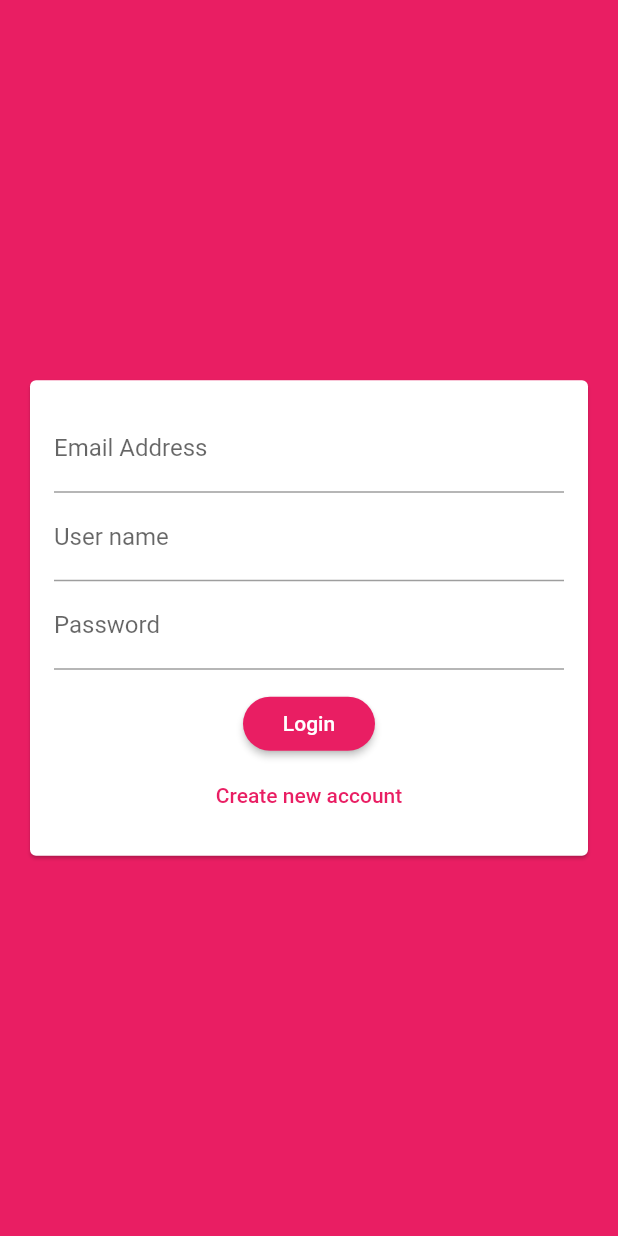
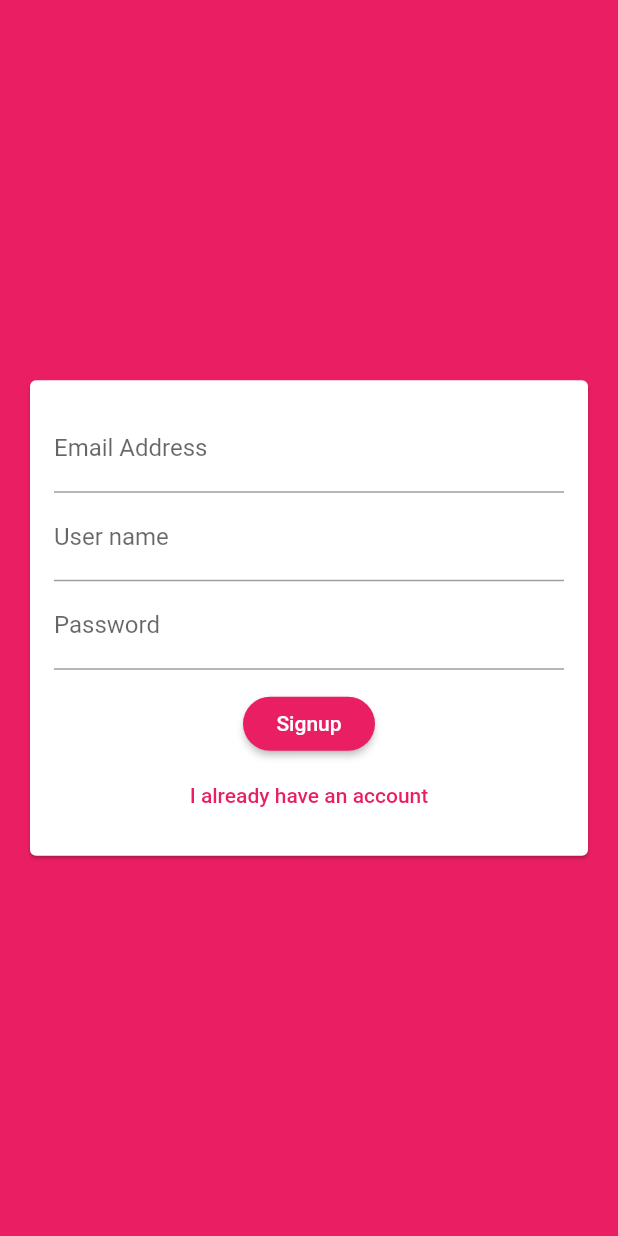
Before and after one commit to inhobaek-wj/flutter_chat_app, a Flutter app: the screen it shows after launch, on a phone screen of 412 x 824 dp. Run offline on Flutter 3.47's test engine with Material 2 defaults, Android fonts, the phone set to English and light mode, and no system bars; our stand-ins replace cloud_firestore; accounts and stored records are empty.

Commit message:
changing form type using _isLogin

```diff
--- a/lib/widgets/auth_form.dart
+++ b/lib/widgets/auth_form.dart
@@ -8,6 +8,7 @@ class AuthForm extends StatefulWidget {
 class _AuthFormState extends State<AuthForm> {
   final _formKey = GlobalKey<FormState>();
 
+  bool _isLogin = false;
   String _email = '';
   String _name = '';
   String _password = '';
@@ -53,6 +54,7 @@ class _AuthFormState extends State<AuthForm> {
                     },
                   ),
 
+                  if (!_isLogin)
                   TextFormField(
                     validator: (value) {
                       if (value.isEmpty || value.length < 4) {
@@ -85,13 +87,17 @@ class _AuthFormState extends State<AuthForm> {
                   SizedBox(height: 12,),
 
                   RaisedButton(
-                    child: Text('Login'),
+                    child: Text(_isLogin?'Login':'Signup'),
                     onPressed: () {},
                   ),
                   FlatButton(
                     textColor: Theme.of(context).primaryColor,
-                    child: Text('Create new account'),
-                    onPressed: () {},
+                    child: Text(_isLogin ? 'Create new account':'I already have an account'),
+                    onPressed: () {
+                      setState(() {
+                          _isLogin = !_isLogin;
+                      });
+                    },
                   ),
                 ],
               ),
```
